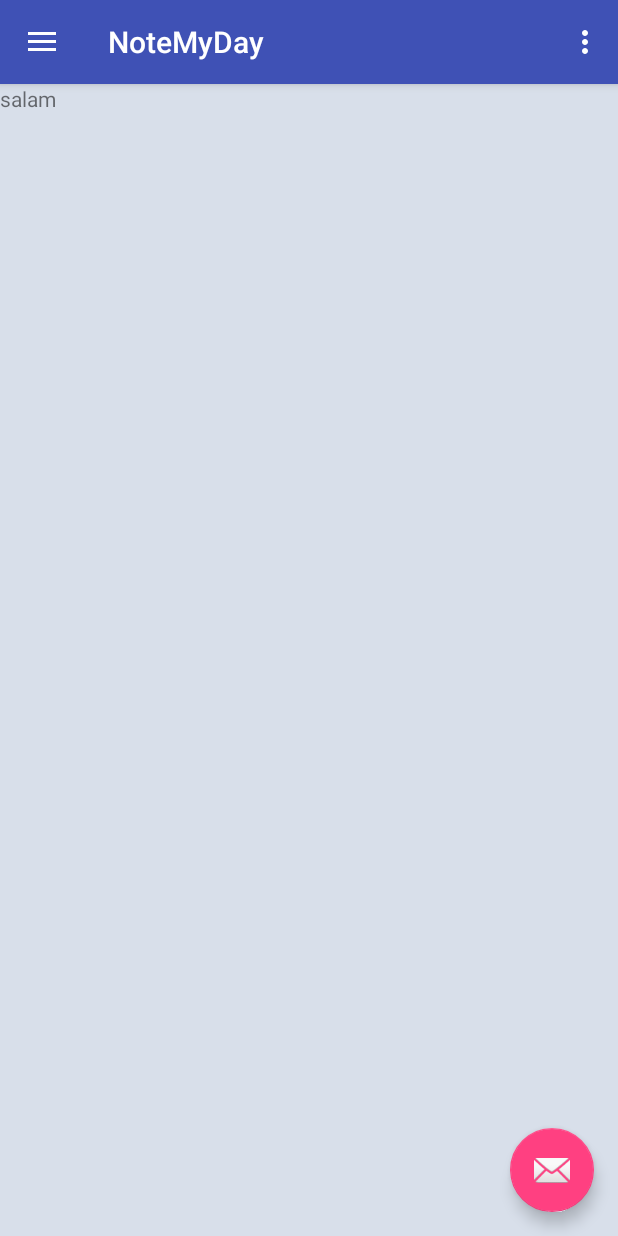
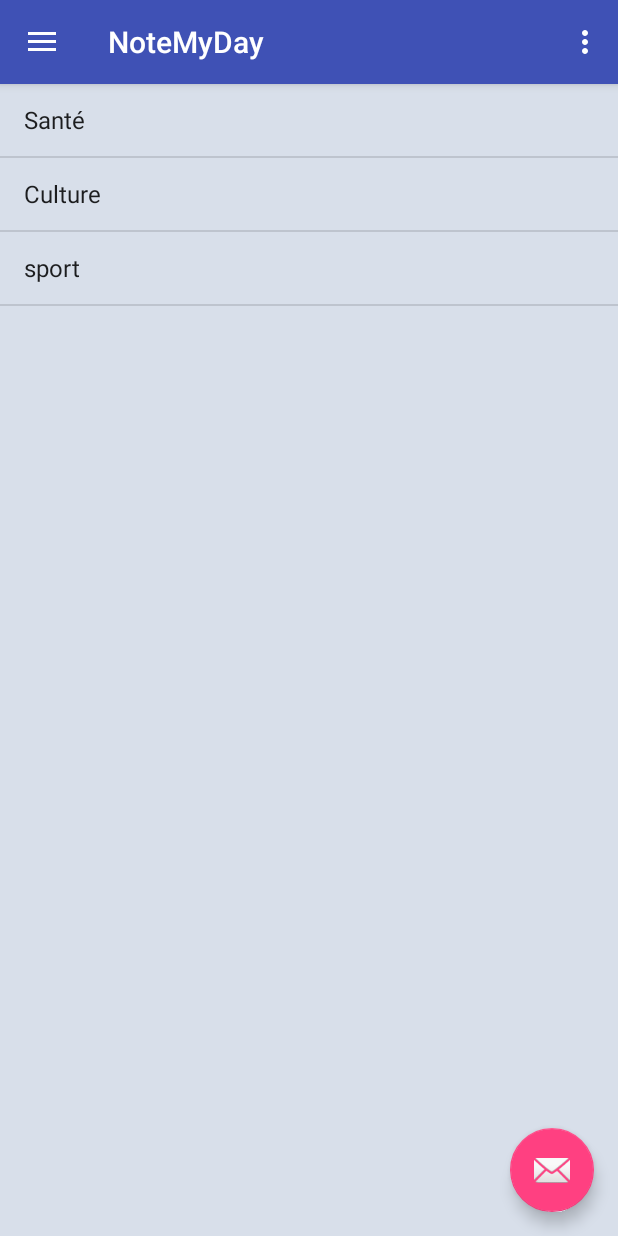
Before and after one commit to CASMAKOUAOUCI/NoteMyDay, an Android app: the fragment MydayFragment placed in its activity, on a phone screen of 412 x 824 dp. Run offline under Robolectric (Android 15) with nearby library versions, the phone set to English and light mode, and no system bars.

Commit message:
[ProjetAndoird] Ajout d’une liste view dans le Fragment MydayFragment

```diff
--- a/app/src/main/java/ka/ti/asma/univ8/notemyday/MydayFragment.java
+++ b/app/src/main/java/ka/ti/asma/univ8/notemyday/MydayFragment.java
@@ -6,6 +6,8 @@ import android.support.v4.app.Fragment;
 import android.view.LayoutInflater;
 import android.view.View;
 import android.view.ViewGroup;
+import android.widget.ArrayAdapter;
+import android.widget.ListView;
 
 
 /**
@@ -23,7 +25,21 @@ public class MydayFragment extends Fragment {
     public View onCreateView(LayoutInflater inflater, ViewGroup container,
                              Bundle savedInstanceState) {
         // Inflate the layout for this fragment
-        return inflater.inflate(R.layout.fragment_myday, container, false);
+        View view = inflater.inflate(R.layout.fragment_myday, container, false);
+
+        String[] elements = {"Santé","Culture","sport"}; // initializer une liste statique
+
+        ListView listView = (ListView) view.findViewById(R.id.listView_fragment_myday); // récupérer la listView du layout
+
+        // créer l'adapteur pour la listeView
+        ArrayAdapter<String> listViewAdapter =  new ArrayAdapter<String>(
+                getActivity(),
+                android.R.layout.simple_list_item_1,
+                elements
+        );
+        listView.setAdapter(listViewAdapter); //setter l'adapteur a la listeView
+
+        return view;
     }
 
 }
--- a/app/src/main/res/layout/fragment_myday.xml
+++ b/app/src/main/res/layout/fragment_myday.xml
@@ -4,10 +4,8 @@
     android:layout_height="match_parent"
     tools:context="ka.ti.asma.univ8.notemyday.MydayFragment">
 
-    <!-- TODO: Update blank fragment layout -->
-    <TextView
+    <ListView
         android:layout_width="match_parent"
         android:layout_height="match_parent"
-        android:text="salam" />
-
+        android:id="@+id/listView_fragment_myday"/>
 </FrameLayout>
```
